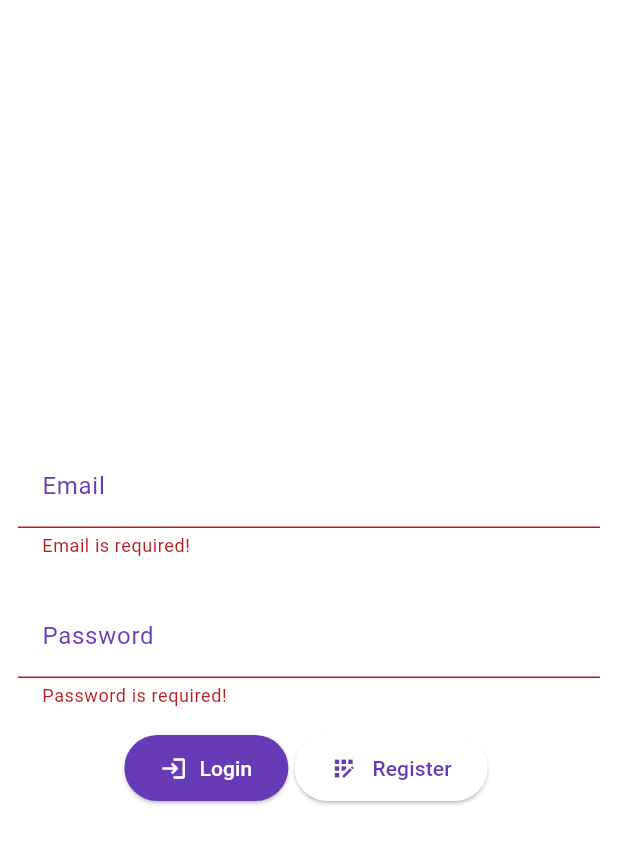
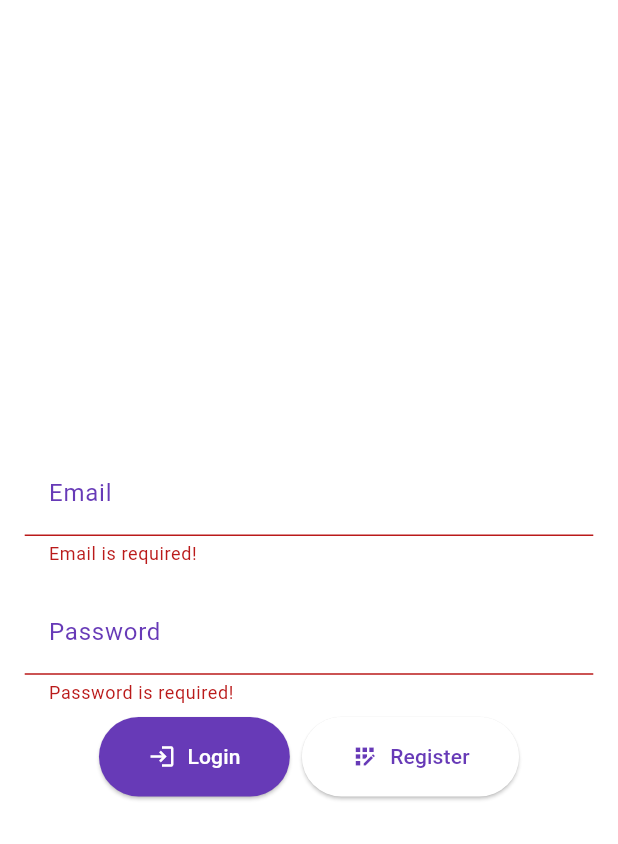
Before and after one commit to tolgakoluacik/assettracker, a Flutter app: the screen it shows after launch, after a tap on "Login", on a phone screen of 412 x 824 dp. Shown: the top 844 px of the screen. Run offline on Flutter 3.47's test engine with Material 3 defaults, Android fonts, the phone set to English and light mode, and no system bars; our stand-ins replace easy_localization.

Commit message:
- added splash screen wait time from constant - created AppSizes, AppTextSizes, AppIconSizes class - created EmptySize class extended from SizedBox - Added ResponsiveAppEdgeInsets for padding and margin

```diff
--- /dev/null
+++ b/lib/constants/app_constants.dart
@@ -0,0 +1,5 @@
+class AppConstants {
+
+  ///Wait for 3 seconds on Splash Screen
+  static const splashScreenWaitTime = 3;
+}
--- /dev/null
+++ b/lib/constants/app_edge_insets.dart
@@ -0,0 +1,19 @@
+import 'package:flutter/material.dart';
+
+class ResponsiveAppEdgeInsets {
+  static late double screenWidth;
+  static late double screenHeight;
+
+  static void init(BuildContext context) {
+    screenWidth = MediaQuery.of(context).size.width;
+    screenHeight = MediaQuery.of(context).size.height;
+  }
+
+  static EdgeInsets get smallPadding => EdgeInsets.symmetric(vertical: screenWidth * 0.02, horizontal: screenWidth * 0.04);
+  static EdgeInsets get mediumPadding => EdgeInsets.symmetric(vertical: screenWidth * 0.04, horizontal: screenWidth * 0.08);
+  static EdgeInsets get largePadding => EdgeInsets.symmetric(vertical: screenWidth * 0.08, horizontal: screenWidth * 0.16);
+
+  static EdgeInsets get smallMargin => EdgeInsets.all(screenWidth * 0.02);
+  static EdgeInsets get mediumMargin => EdgeInsets.all(screenWidth * 0.04);
+  static EdgeInsets get largeMargin => EdgeInsets.all(screenWidth * 0.06);
+}
--- a/lib/main.dart
+++ b/lib/main.dart
@@ -1,3 +1,4 @@
+import 'package:asset_tracker/constants/app_edge_insets.dart';
 import 'package:asset_tracker/views/splash_screen.dart';
 import 'package:easy_localization/easy_localization.dart';
 import 'package:flutter/material.dart';
@@ -24,6 +25,7 @@
   // This widget is the root of your application.
   @override
   Widget build(BuildContext context) {
+    ResponsiveAppEdgeInsets.init(context);
     return SafeArea(
       child: MaterialApp(
         localizationsDelegates: context.localizationDelegates,
--- a/lib/views/home.dart
+++ b/lib/views/home.dart
@@ -1,5 +1,6 @@
 import 'package:asset_tracker/views/login_screen.dart';
 import 'package:asset_tracker/widgets/custom_button.dart';
+import 'package:asset_tracker/widgets/empty_size.dart';
 import 'package:easy_localization/easy_localization.dart';
 import 'package:flutter/material.dart';
 
@@ -39,9 +40,7 @@ class HomeScreenState extends State<HomeScreen> {
               const Text('hello').tr(namedArgs: {'name': email}),
             ],
           ),
-          const SizedBox(
-            height: 150.0,
-          ),
+          EmptySize.large,
           Row(
             mainAxisAlignment: MainAxisAlignment.center,
             children: [
--- a/lib/views/login_screen.dart
+++ b/lib/views/login_screen.dart
@@ -1,6 +1,7 @@
 import 'package:asset_tracker/views/splash_screen.dart';
 import 'package:asset_tracker/widgets/custom_button.dart';
 import 'package:asset_tracker/widgets/email_text_field.dart';
+import 'package:asset_tracker/widgets/empty_size.dart';
 import 'package:asset_tracker/widgets/password_text_field.dart';
 import 'package:easy_localization/easy_localization.dart';
 import 'package:flutter/material.dart';
@@ -42,6 +43,7 @@ class LoginScreenState extends State<LoginScreen> {
                     formKey: _formKey,
                     emailController: emailController,
                   ),
+                  EmptySize.small,
                   CustomButtonField(
                     buttonText: 'register'.tr(),
                     icon: Icons.app_registration,
--- a/lib/views/splash_screen.dart
+++ b/lib/views/splash_screen.dart
@@ -1,3 +1,6 @@
+import 'package:asset_tracker/constants/app_constants.dart';
+import 'package:asset_tracker/constants/app_sizes.dart';
+import 'package:asset_tracker/widgets/empty_size.dart';
 import 'package:flutter/material.dart';
 import 'dart:async';
 import 'login_screen.dart';
@@ -18,7 +21,7 @@ class SplashScreenState extends State<SplashScreen> {
   }
 
   void _startSplashScreen() {
-    Timer(const Duration(seconds: 3), () {
+    Timer(const Duration(seconds: AppConstants.splashScreenWaitTime), () {
       Navigator.pushReplacement(
         context,
         MaterialPageRoute(builder: (context) => const LoginScreen()),
@@ -34,11 +37,11 @@ class SplashScreenState extends State<SplashScreen> {
         child: Column(
           mainAxisAlignment: MainAxisAlignment.center,
           children: [
-            const Icon(Icons.monitor_heart_outlined, size: 100, color: Colors.deepPurple),
-            const SizedBox(height: 20),
+            const Icon(Icons.monitor_heart_outlined, size: AppIconSizes.medium, color: Colors.deepPurple),
+            EmptySize.small,
             Text("appName".tr(),
               style: const TextStyle(color: Colors.deepPurple,
-              fontSize: 26,
+              fontSize: AppTextSizes.medium,
               fontWeight: FontWeight.bold),
             )
           ],
--- a/lib/widgets/custom_button.dart
+++ b/lib/widgets/custom_button.dart
@@ -1,3 +1,4 @@
+import 'package:asset_tracker/constants/app_edge_insets.dart';
 import 'package:flutter/material.dart';
 
 class CustomButtonField extends StatelessWidget {
@@ -14,28 +15,15 @@ class CustomButtonField extends StatelessWidget {
 
   @override
   Widget build(BuildContext context) {
-    return Padding(
-      padding: const EdgeInsets.all(4.0),
-      child: ElevatedButton(
+    return ElevatedButton.icon(
         onPressed: onPressed,
+        icon: Icon(icon),
+        label: Text(buttonText),
         style: ElevatedButton.styleFrom(
           backgroundColor: Colors.white,
           foregroundColor: Colors.deepPurple,
-          padding: const EdgeInsets.symmetric(vertical: 12.0, horizontal: 24.0),
+          padding: ResponsiveAppEdgeInsets.mediumPadding
         ),
-        child: Row(
-          children: [
-            Icon(
-              icon,
-              color: Colors.deepPurple,
-            ),
-            const SizedBox(
-              width: 10,
-            ),
-            Text(buttonText,),
-          ],
-        ),
-      ),
-    );
+      );
   }
 }
--- a/lib/widgets/custom_text_field.dart
+++ b/lib/widgets/custom_text_field.dart
@@ -1,3 +1,6 @@
+import 'package:asset_tracker/constants/app_edge_insets.dart';
+import 'package:asset_tracker/constants/app_radius.dart';
+import 'package:asset_tracker/constants/app_sizes.dart';
 import 'package:flutter/material.dart';
 
 class CustomTextField extends StatelessWidget {
@@ -17,7 +20,7 @@ class CustomTextField extends StatelessWidget {
   @override
   Widget build(BuildContext context) {
     return Padding(
-      padding: const EdgeInsets.all(12.0),
+      padding: ResponsiveAppEdgeInsets.smallPadding,
       child: TextFormField(
         controller: controller,
         obscureText: obscureText,
@@ -25,7 +28,6 @@ class CustomTextField extends StatelessWidget {
           color: Colors.deepPurple,
         ),
         decoration: InputDecoration(
-          constraints: const BoxConstraints(maxWidth: 500),
           labelText: labelText,
           labelStyle: const TextStyle(
             color: Colors.deepPurple,
@@ -33,12 +35,12 @@ class CustomTextField extends StatelessWidget {
           filled: true,
           fillColor: Colors.transparent,
           enabledBorder: const OutlineInputBorder(
-            borderSide: BorderSide(color: Colors.deepPurple, width: 1.0),
-            borderRadius: BorderRadius.all(Radius.circular(10.0)),
+            borderSide: BorderSide(color: Colors.deepPurple, width: AppSizes.small),
+            borderRadius: BorderRadius.all(AppRadius.medium),
           ),
           focusedBorder: const OutlineInputBorder(
-            borderSide: BorderSide(color: Colors.deepPurple, width: 2.0),
-            borderRadius: BorderRadius.all(Radius.circular(10.0)),
+            borderSide: BorderSide(color: Colors.deepPurple, width: AppSizes.small),
+            borderRadius: BorderRadius.all(AppRadius.medium),
           ),
         ),
         validator: validator,
--- /dev/null
+++ b/lib/widgets/empty_size.dart
@@ -0,0 +1,19 @@
+import 'package:flutter/material.dart';
+
+class EmptySize extends SizedBox {
+  const EmptySize({
+    double super.width = 0,
+    double super.height = 0,
+    super.key,
+  });
+
+  /// Empty Sizes
+  /// tiny -> width: 4, height: 4
+  static const EmptySize tiny = EmptySize(width: 4, height: 4);
+  /// small -> width: 8, height: 8
+  static const EmptySize small = EmptySize(width: 8, height: 8);
+  /// medium -> width: 16, height: 16
+  static const EmptySize medium = EmptySize(width: 16, height: 16);
+  /// height -> width: 32, height: 32
+  static const EmptySize large = EmptySize(width: 32, height: 32);
+}
--- a/lib/widgets/login_button.dart
+++ b/lib/widgets/login_button.dart
@@ -1,5 +1,6 @@
 import 'package:easy_localization/easy_localization.dart';
 import 'package:flutter/material.dart';
+import '../constants/app_edge_insets.dart';
 import '../views/home.dart';
 
 class LoginButton extends StatelessWidget {
@@ -34,7 +35,7 @@ class LoginButton extends StatelessWidget {
       style: ElevatedButton.styleFrom(
         backgroundColor: Colors.deepPurple,
         foregroundColor: Colors.white,
-        padding: const EdgeInsets.symmetric(vertical: 12.0, horizontal: 24.0),
+        padding: ResponsiveAppEdgeInsets.mediumPadding,
       ),
     );
   }
```
Also changed, not shown: lib/constants/app_radius.dart (added, +18 -0 lines), lib/constants/app_sizes.dart (added, +20 -0 lines), lib/constants/theme_colors.dart (added, +11 -0 lines).
